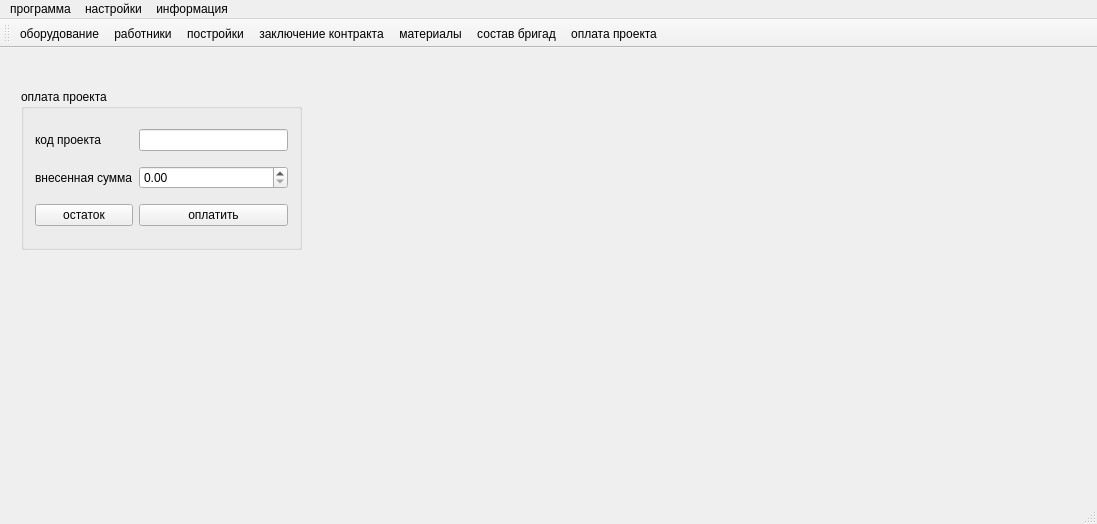
The window that mainwindow.ui (Pchelovec/course_progect) describes before a commit, drawn with Qt 5.
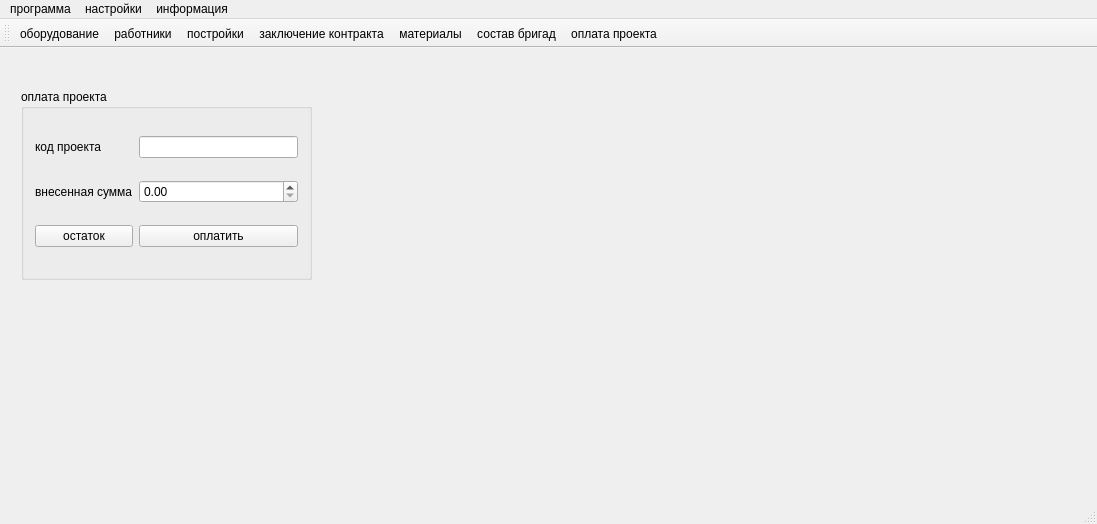
The same window after the commit. The open tabs and pages were chosen to show the change. Icons and pictures are not drawn.

Patch:
```diff
--- a/mainwindow.ui
+++ b/mainwindow.ui
@@ -1800,8 +1800,8 @@
          <rect>
           <x>10</x>
           <y>30</y>
-          <width>281</width>
-          <height>161</height>
+          <width>291</width>
+          <height>191</height>
          </rect>
         </property>
         <property name="title">
```
Left out of the diff: 2 changed lines with no effect on the pictures.
